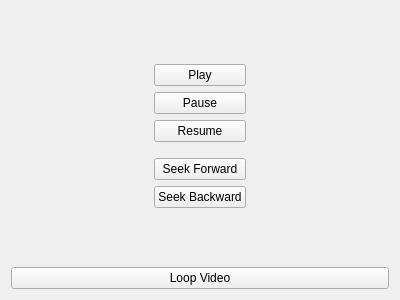
Qt form mainwindow.ui (tedr56/BrightPlay) before a commit.
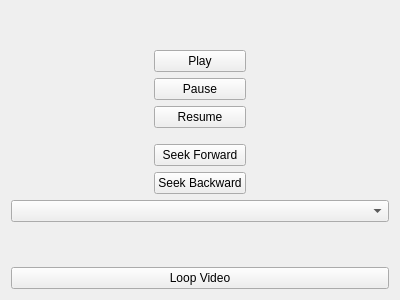
The same form after that commit.

Commit message: Add Interface IPs

Diff of the .ui file:
```diff
--- a/mainwindow.ui
+++ b/mainwindow.ui
@@ -113,6 +113,9 @@
       </item>
      </layout>
     </item>
+    <item>
+     <widget class="QComboBox" name="comboBox"/>
+    </item>
     <item>
      <spacer name="verticalSpacer_2">
       <property name="orientation">
```
The commit also changes 2 other files.
